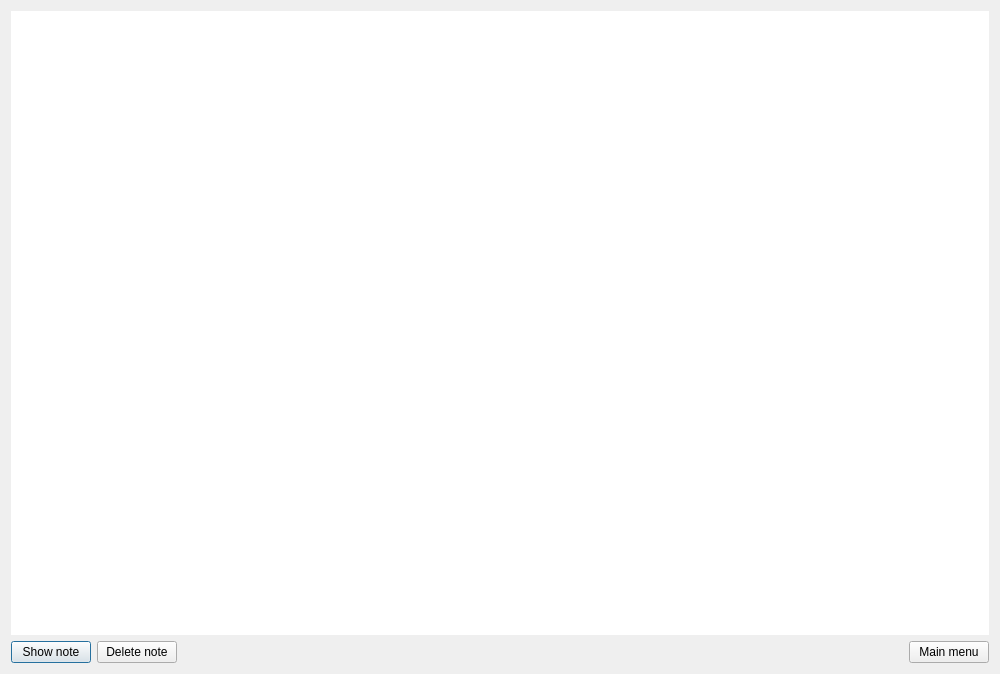
Qt form Notessa/ui/ShowNotesWindow.ui (Eixini/Notessa) before a commit.
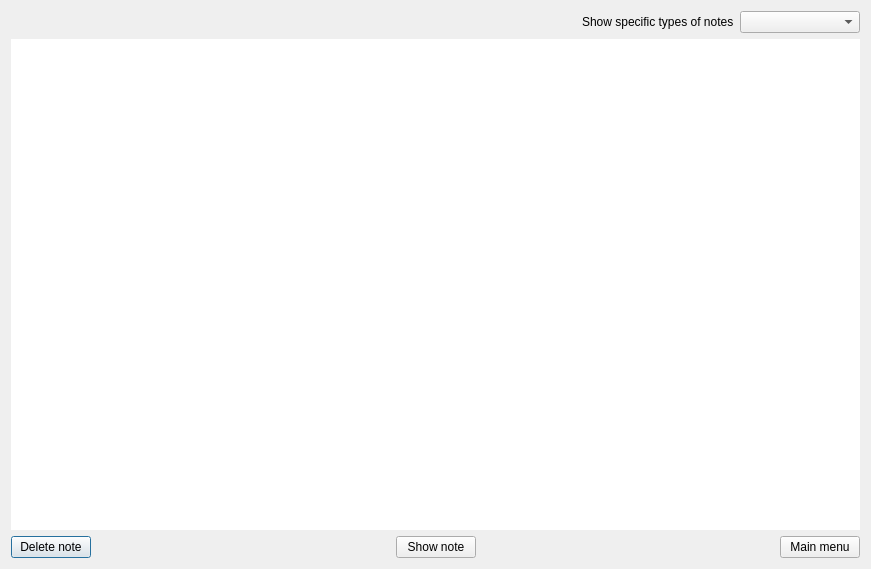
The same form after that commit.

Commit message: Add list for sorting by note type and changed button layout

What changed in the file:
```diff
--- a/Notessa/ui/ShowNotesWindow.ui
+++ b/Notessa/ui/ShowNotesWindow.ui
@@ -9,8 +9,8 @@
    <rect>
     <x>0</x>
     <y>0</y>
-    <width>1000</width>
-    <height>674</height>
+    <width>871</width>
+    <height>569</height>
    </rect>
   </property>
   <property name="windowTitle">
@@ -19,6 +19,37 @@
   <layout class="QGridLayout" name="gridLayout">
    <item row="0" column="0">
     <layout class="QVBoxLayout" name="verticalLayout">
+     <item>
+      <layout class="QHBoxLayout" name="horizontalLayout_2">
+       <item>
+        <spacer name="horizontalSpacer_3">
+         <property name="orientation">
+          <enum>Qt::Horizontal</enum>
+         </property>
+         <property name="sizeHint" stdset="0">
+          <size>
+           <width>40</width>
+           <height>20</height>
+          </size>
+         </property>
+        </spacer>
+       </item>
+       <item>
+        <widget class="QLabel" name="filterLabel">
+         <property name="text">
+          <string>Show specific types of notes</string>
+         </property>
+        </widget>
+       </item>
+       <item>
+        <widget class="QComboBox" name="filterList">
+         <property name="placeholderText">
+          <string>Show note types</string>
+         </property>
+        </widget>
+       </item>
+      </layout>
+     </item>
      <item>
       <widget class="QTableView" name="notesTableView">
        <property name="frameShape">
@@ -43,6 +74,29 @@
      </item>
      <item>
       <layout class="QHBoxLayout" name="horizontalLayout">
+       <item>
+        <widget class="QPushButton" name="deleteNoteButton">
+         <property name="focusPolicy">
+          <enum>Qt::StrongFocus</enum>
+         </property>
+         <property name="text">
+          <string>Delete note</string>
+         </property>
+        </widget>
+       </item>
+       <item>
+        <spacer name="horizontalSpacer_2">
+         <property name="orientation">
+          <enum>Qt::Horizontal</enum>
+         </property>
+         <property name="sizeHint" stdset="0">
+          <size>
+           <width>40</width>
+           <height>20</height>
+          </size>
+         </property>
+        </spacer>
+       </item>
        <item>
         <widget class="QPushButton" name="showNoteButton">
          <property name="sizePolicy">
@@ -56,13 +110,6 @@
          </property>
         </widget>
        </item>
-       <item>
-        <widget class="QPushButton" name="deleteNoteButton">
-         <property name="text">
-          <string>Delete note</string>
-         </property>
-        </widget>
-       </item>
        <item>
         <spacer name="horizontalSpacer">
          <property name="orientation">
```
The commit also changes 1 other file.
